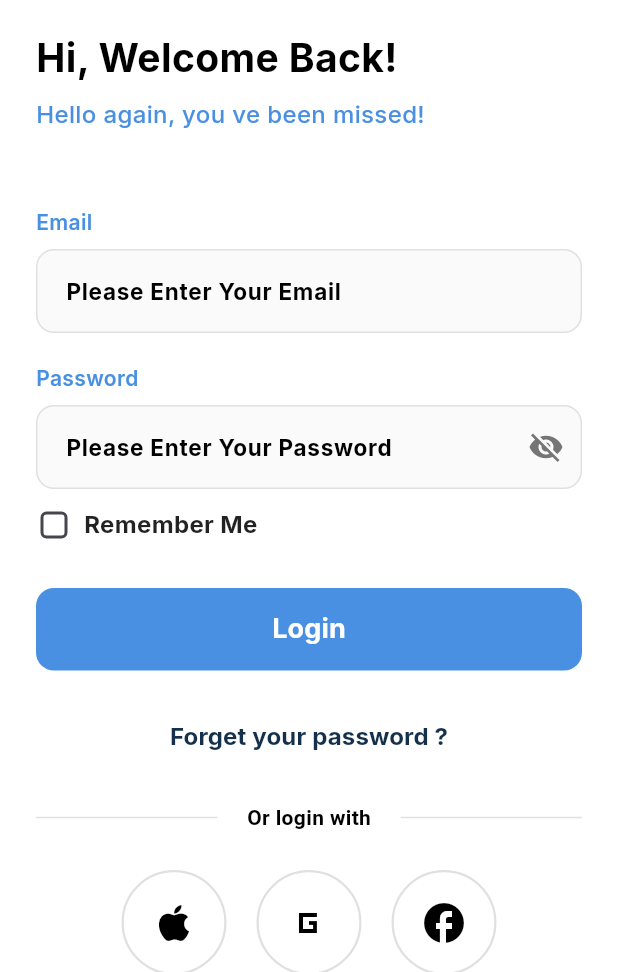
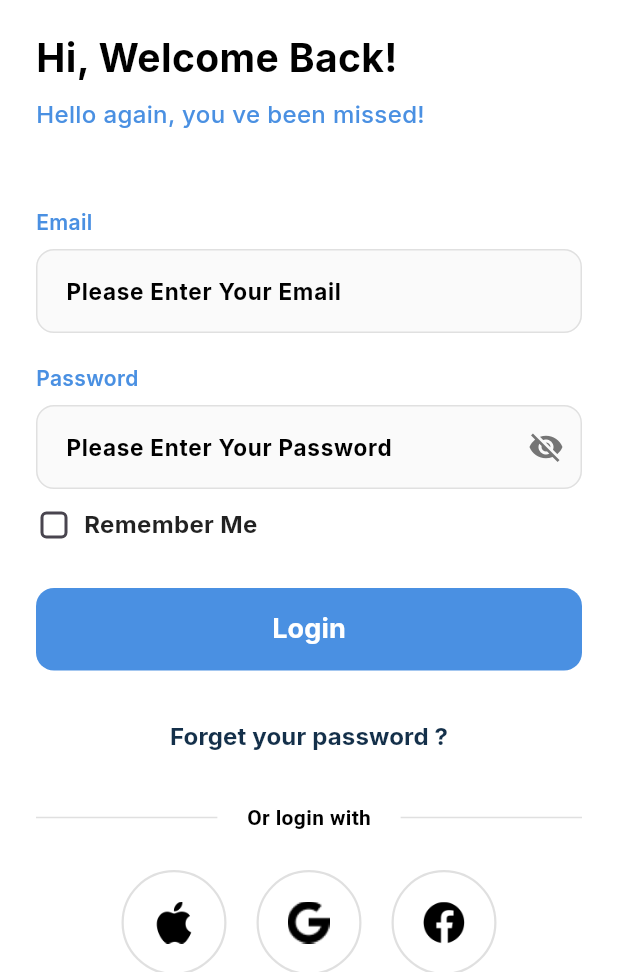
Before and after one commit to WalidAhmed89/Tal3a, a Flutter app: the LoginScreen screen opened directly, on a phone screen of 412 x 824 dp, the part 264-1236 px from its top. Run offline on Flutter 3.47's test engine with Material 3 defaults, Android fonts, the phone set to English and light mode, and no system bars; our stand-ins replace google_fonts; Roboto replaces fonts that are missing (Inder).

Commit message:
change the authentication with apple facebook google

```diff
--- a/lib/First_Screen/onBoardScreen.dart
+++ b/lib/First_Screen/onBoardScreen.dart
@@ -40,6 +40,7 @@ class _OnBoardScreenState extends State<OnBoardScreen> {
   Widget build(BuildContext context) {
     return Scaffold(
       body: Container(
+
         padding: const EdgeInsets.symmetric(horizontal: 20),
         decoration: const BoxDecoration(
           gradient: LinearGradient(
--- a/lib/Homescreens/fristscreen.dart
+++ b/lib/Homescreens/fristscreen.dart
@@ -13,7 +13,7 @@ class fristscreen extends StatelessWidget {
             size: 20,
           ),
           onPressed: () {
-            Navigator.pop(context); // الرجوع للصفحة السابقة
+            Navigator.pop(context);
           },
         ),
       ),
--- a/lib/sconedscreens/login.dart
+++ b/lib/sconedscreens/login.dart
@@ -26,11 +26,7 @@ class _LoginScreenState extends State<LoginScreen> {
       appBar: AppBar(
         backgroundColor: Colors.white,
         leading: IconButton(
-          icon: const Icon(
-            Icons.arrow_back_ios,
-            color: Colors.black,
-            size: 20,
-          ),
+          icon: const Icon(Icons.arrow_back_ios, color: Colors.black, size: 20),
           onPressed: () {
             Navigator.pop(context); // الرجوع للصفحة السابقة
           },
@@ -115,7 +111,10 @@ class _LoginScreenState extends State<LoginScreen> {
                   ),
                   focusedBorder: OutlineInputBorder(
                     borderRadius: BorderRadius.circular(12),
-              borderSide: const BorderSide(color: Color(0xFF4A90E2), width: 2),
+                    borderSide: const BorderSide(
+                      color: Color(0xFF4A90E2),
+                      width: 2,
+                    ),
                   ),
                   contentPadding: const EdgeInsets.symmetric(
                     horizontal: 16,
@@ -160,7 +159,10 @@ class _LoginScreenState extends State<LoginScreen> {
                   ),
                   focusedBorder: OutlineInputBorder(
                     borderRadius: BorderRadius.circular(12),
-              borderSide: const BorderSide(color: Color(0xFF4A90E2), width: 2),
+                    borderSide: const BorderSide(
+                      color: Color(0xFF4A90E2),
+                      width: 2,
+                    ),
                   ),
                   contentPadding: const EdgeInsets.symmetric(
                     horizontal: 16,
@@ -277,7 +279,9 @@ class _LoginScreenState extends State<LoginScreen> {
               // ============ OR LOGIN WITH ============
               Row(
                 children: [
-            Expanded(child: Divider(color: Colors.grey[300], thickness: 1)),
+                  Expanded(
+                    child: Divider(color: Colors.grey[300], thickness: 1),
+                  ),
                   Padding(
                     padding: const EdgeInsets.symmetric(horizontal: 16),
                     child: Text(
@@ -285,13 +289,14 @@ class _LoginScreenState extends State<LoginScreen> {
                       style: GoogleFonts.inder(
                         fontSize: 14,
                         color: Colors.black,
-                  fontWeight:FontWeight.bold
+                        fontWeight: FontWeight.bold,
                       ),
                     ),
                   ),
-            Expanded(child: Divider(color: Colors.grey[300], thickness: 1)),
+                  Expanded(
+                    child: Divider(color: Colors.grey[300], thickness: 1),
+                  ),
                 ],
-
               ),
 
               const SizedBox(height: 25),
@@ -302,7 +307,7 @@ class _LoginScreenState extends State<LoginScreen> {
                 children: [
                   // Apple
                   _buildSocialButton(
-              icon: Icons.apple,
+                    imagePath: "assets/apple.png",
                     onTap: () {},
                   ),
 
@@ -310,7 +315,7 @@ class _LoginScreenState extends State<LoginScreen> {
 
                   // Google
                   _buildSocialButton(
-              icon: Icons.g_mobiledata_sharp,
+                    imagePath: "assets/google.png",
                     onTap: () {},
                   ),
 
@@ -318,7 +323,7 @@ class _LoginScreenState extends State<LoginScreen> {
 
                   // Facebook
                   _buildSocialButton(
-              icon: Icons.facebook,
+                    imagePath: "assets/facebook.png",
 
                     onTap: () {},
                   ),
@@ -338,7 +343,6 @@ class _LoginScreenState extends State<LoginScreen> {
                         fontSize: 14,
                         color: Color(0xFFC4C4C4),
                         fontWeight: FontWeight.bold,
-
                       ),
                     ),
                     TextButton(
--- a/pubspec.yaml
+++ b/pubspec.yaml
@@ -72,6 +72,9 @@ flutter:
      - assets/Traveling1.png
      - assets/Traveling2.png
      - assets/Traveling3.png
+     - assets/google.png
+     - assets/apple.png
+     - assets/facebook.png
 
   # An image asset can refer to one or more resolution-specific "variants", see
   # https://flutter.dev/to/resolution-aware-images
```
Also changed, not shown: lib/sconedscreens/creatanaccount.dart (+12 -8 lines), assets/apple.png (added), assets/facebook.png (added), assets/google.png (added), pubspec.lock. Lines whose indentation alone changed are shown as unchanged.
